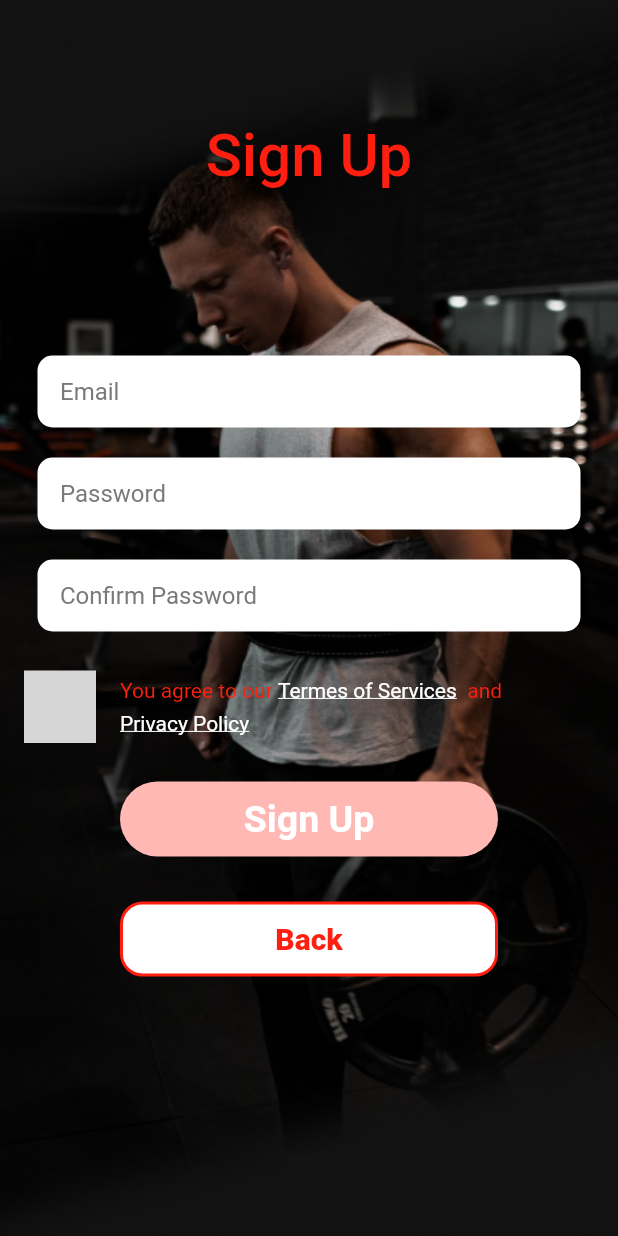
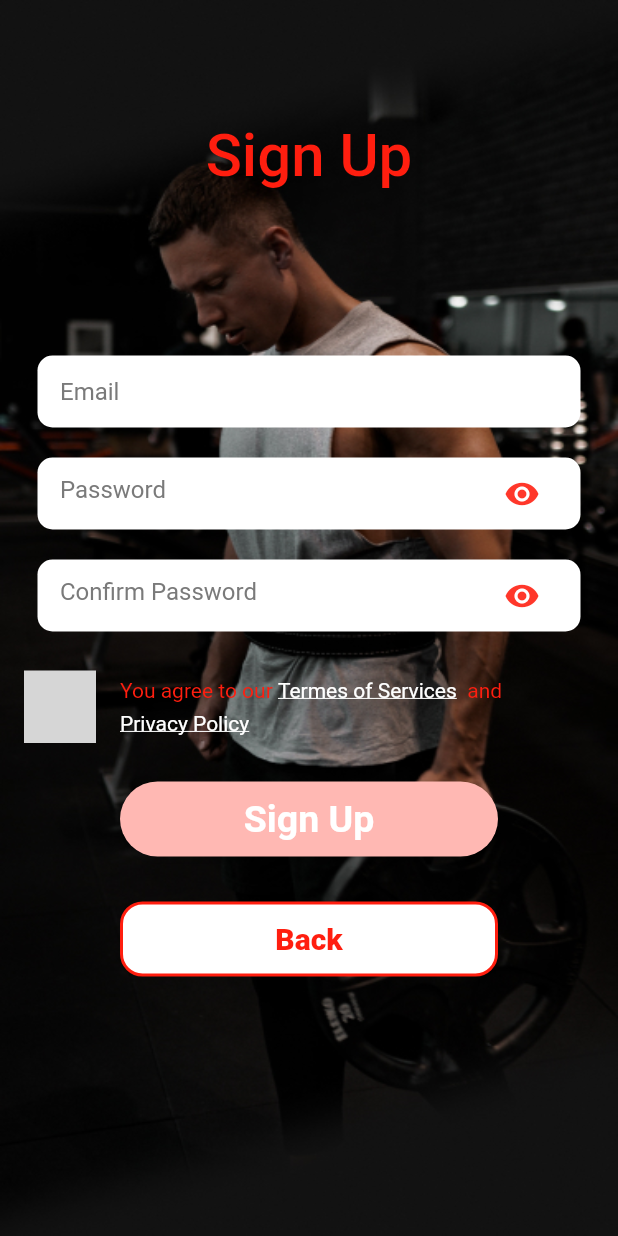
Before and after one commit to tarikbenaouda/gymapp, a Flutter app: the Signup3 screen opened directly with empty values, on a phone screen of 412 x 824 dp. Run offline on Flutter 3.47's test engine with Material 2 defaults, Android fonts, the phone set to English and light mode, and no system bars; our stand-ins replace cloud_firestore, firebase_auth, firebase_core, firebase_storage, flutter_advanced_switch, get and 3 more; missing offline and left inert: custom_check_box, neon_circular_timer; accounts and stored records are empty; grey boxes are pictures that could not be loaded.

Commit message:
Hako rah nhabalni 9ilni

```diff
--- a/lib/ManagerUI/edit_schedule.dart
+++ b/lib/ManagerUI/edit_schedule.dart
@@ -233,6 +233,7 @@ class _Edit_schedule_State extends State<Edit_schedule> {
                                           borderRadius:
                                               BorderRadius.circular(15)),
                                       child: const TextField(
+
                                         keyboardType: TextInputType.datetime,
                                         maxLength: 5,
                                         textAlign: TextAlign.center,
@@ -297,7 +298,7 @@ class _Edit_schedule_State extends State<Edit_schedule> {
                                           color: black,
                                           borderRadius:
                                               BorderRadius.circular(15)),
-                                      child: const TextField(
+                                      child:   TextField(
                                         keyboardType: TextInputType.datetime,
                                         maxLength: 5,
                                         textAlign: TextAlign.center,
--- a/lib/authentication/Signup3.dart
+++ b/lib/authentication/Signup3.dart
@@ -25,6 +25,7 @@ class _Signup3State extends State<Signup3> {
   var emailController = TextEditingController();
   var passwordController = TextEditingController();
   var confirmPasswordController = TextEditingController();
+  bool _isPasswordVisible = true;
 
   @override
   Widget build(BuildContext context) {
@@ -67,15 +68,41 @@ class _Signup3State extends State<Signup3> {
               ),
               myTextformfield(
                 hint: "Password",
-                obsecure: true,
+                obsecure: !_isPasswordVisible,
                 type: TextInputType.visiblePassword,
                 controller: passwordController,
+                icon: IconButton(
+                  icon: Icon(
+                    _isPasswordVisible
+                        ? Icons.visibility
+                        : Icons.visibility_off,
+                    color: red,
+                  ),
+                  onPressed: () {
+                    setState(() {
+                      _isPasswordVisible = !_isPasswordVisible;
+                    });
+                  },
+                ),
               ),
               myTextformfield(
                 hint: "Confirm Password",
-                obsecure: true,
+                obsecure: !_isPasswordVisible,
                 type: TextInputType.visiblePassword,
                 controller: confirmPasswordController,
+                icon: IconButton(
+                  icon: Icon(
+                    _isPasswordVisible
+                        ? Icons.visibility
+                        : Icons.visibility_off,
+                    color: red,
+                  ),
+                  onPressed: () {
+                    setState(() {
+                      _isPasswordVisible = !_isPasswordVisible;
+                    });
+                  },
+                ),
               ),
               Row(
                 children: [
--- a/lib/common_widgets/my_textformfield.dart
+++ b/lib/common_widgets/my_textformfield.dart
@@ -6,7 +6,7 @@ Widget myTextformfield({
   bool? obsecure,
   TextInputType? type,
   controller,
-  Icon? icon,
+  Widget? icon,
   TextInputFormatter? filter,
   int? limit,
 }) {
```
Also changed, not shown: lib/authentication/Login.dart (+16 -4 lines).
